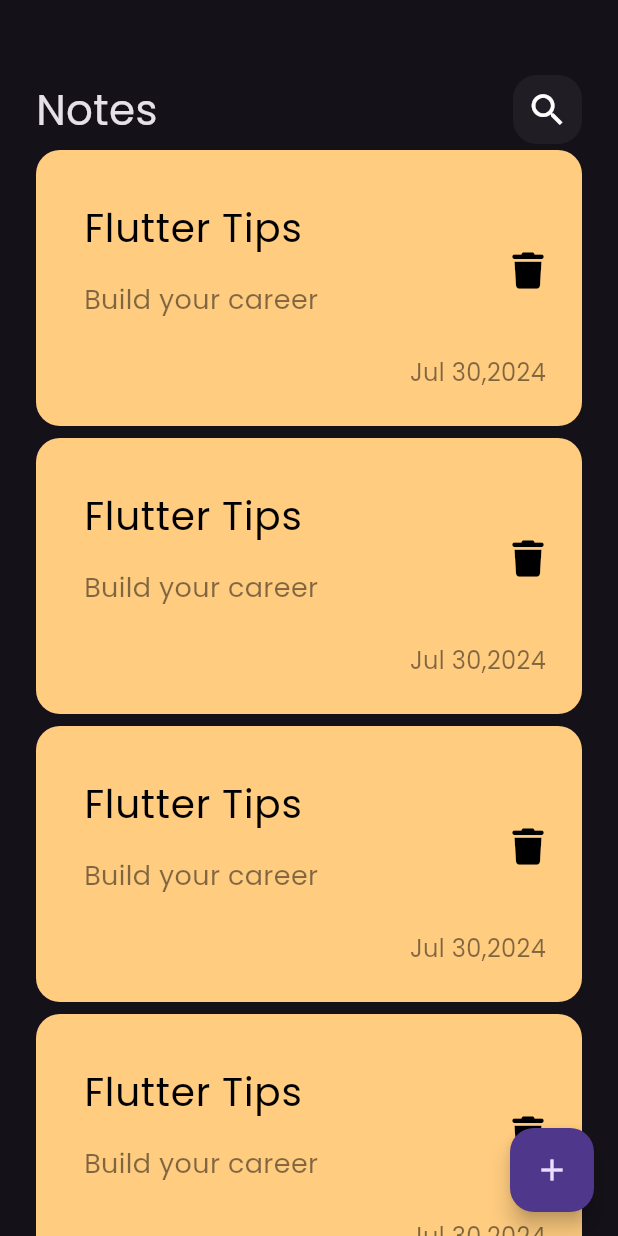
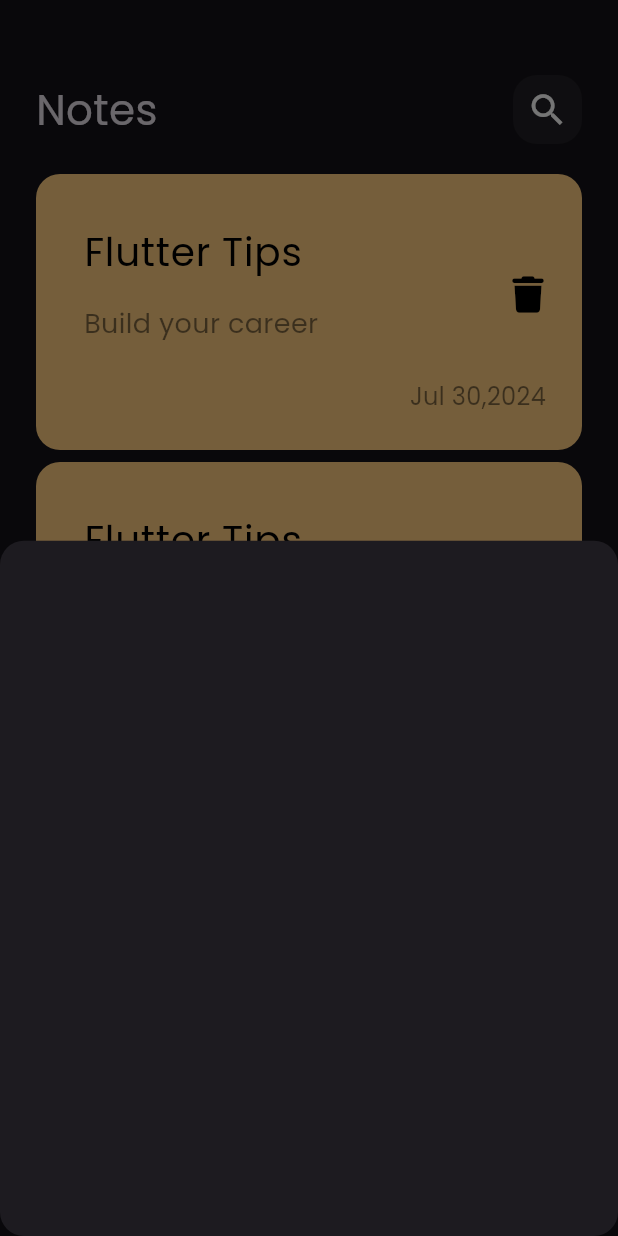
Before and after one commit to MhdIbrahim940/notes_app, a Flutter app: the screen it shows after launch, after a tap on the "add" icon, on a phone screen of 412 x 824 dp. Run offline on Flutter 3.47's test engine with Material 3 defaults, Android fonts, the phone set to English and light mode, and no system bars; our stand-ins replace font_awesome_flutter.

Commit message:
add bottom sheet

```diff
--- a/lib/views/notes_view.dart
+++ b/lib/views/notes_view.dart
@@ -1,5 +1,7 @@
 import 'package:flutter/material.dart';
 import 'package:notes_app/widgets/notes_view_body.dart';
+
+import '../widgets/add_note_bottom_sheet.dart';
 
 class NotesView extends StatelessWidget {
   const NotesView({super.key});
@@ -8,7 +10,16 @@ class NotesView extends StatelessWidget {
   Widget build(BuildContext context) {
     return  Scaffold(
       floatingActionButton: FloatingActionButton(
-        onPressed: (){},
+        onPressed: (){
+          showModalBottomSheet(
+            shape: RoundedRectangleBorder(
+              borderRadius: BorderRadius.circular(16),
+            ),
+            context: context,
+            builder: (context){
+           return const AddNoteBottomSheet();
+          });
+        },
         child: const Icon(Icons.add,),
         ),
       body: const NotesViewBody(),
--- /dev/null
+++ b/lib/widgets/add_note_bottom_sheet.dart
@@ -0,0 +1,12 @@
+import 'package:flutter/material.dart';
+
+
+
+class AddNoteBottomSheet extends StatelessWidget {
+  const AddNoteBottomSheet({super.key});
+
+  @override
+  Widget build(BuildContext context) {
+    return Container();
+  }
+}
--- a/lib/widgets/notes_list_view.dart
+++ b/lib/widgets/notes_list_view.dart
@@ -7,12 +7,16 @@ class NotesListView extends StatelessWidget {
 
   @override
   Widget build(BuildContext context) {
-    return ListView.builder(
-      itemBuilder: (context , index){
-      return  const Padding(
-        padding:  EdgeInsets.symmetric(vertical: 4.0),
-        child:  NoteItem(),
-      );
-      });
+    return Padding(
+      padding: const EdgeInsets.symmetric(vertical: 16),
+      child: ListView.builder(
+        padding: EdgeInsets.zero,
+        itemBuilder: (context , index){
+        return  const Padding(
+          padding:  EdgeInsets.symmetric(vertical: 4.0),
+          child:  NoteItem(),
+        );
+        }),
+    );
   }
 }
```
